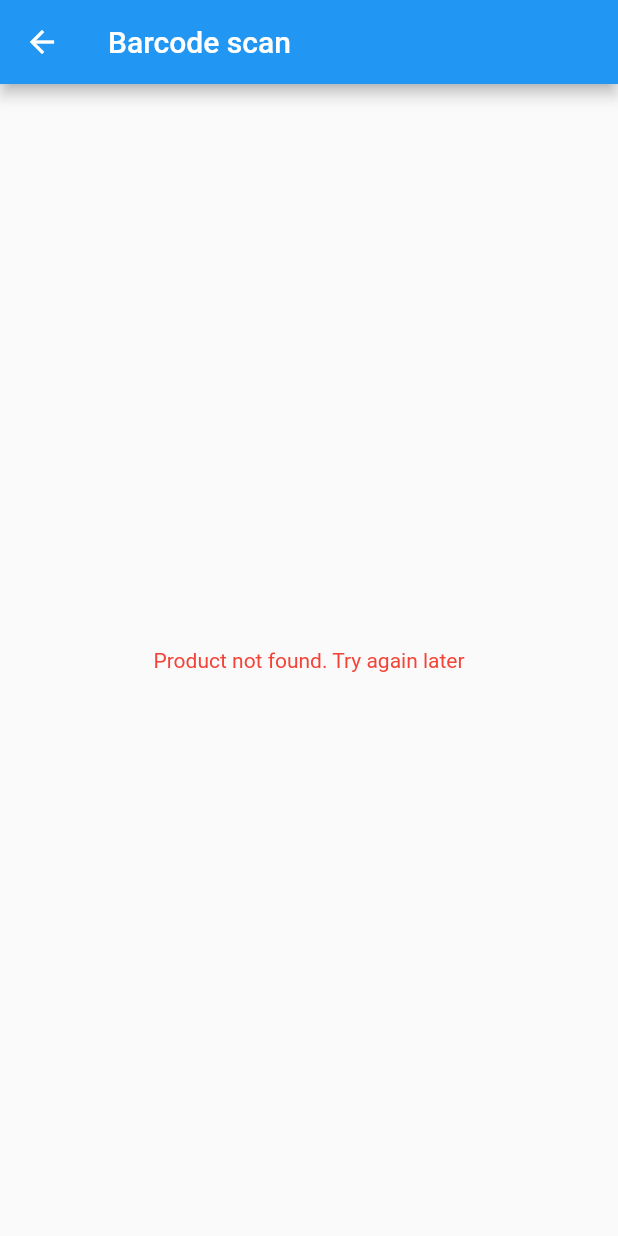
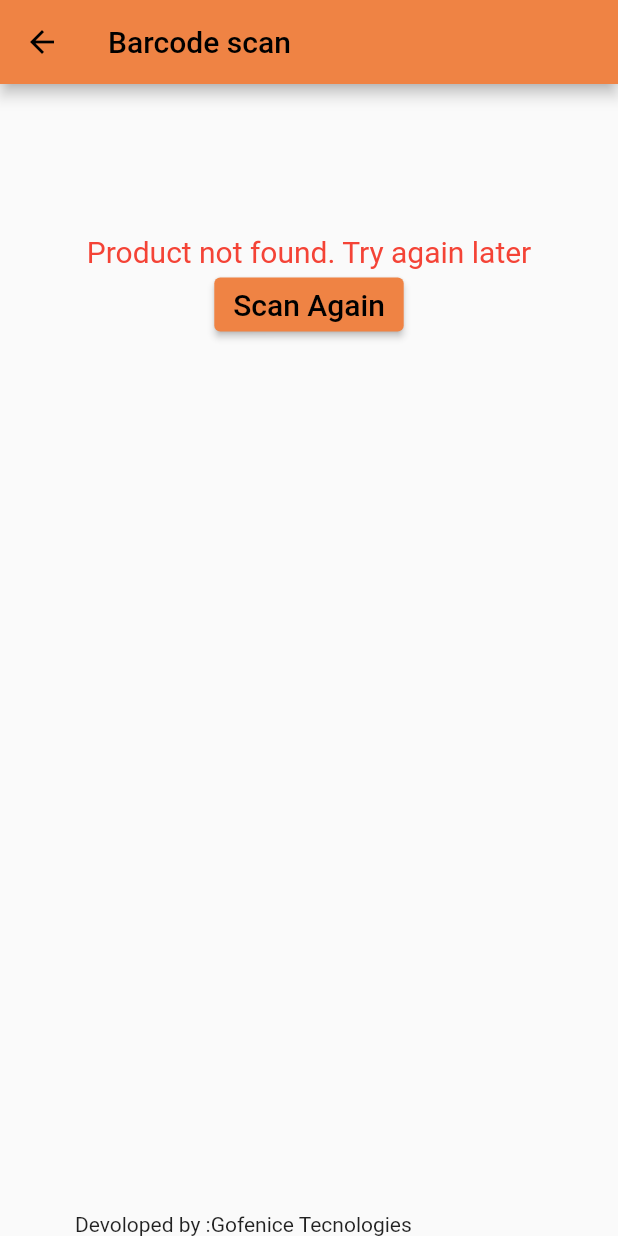
Before and after one commit to shiffinjthomas/presta_barcode_reader, a Flutter app: the Product screen opened directly with empty values, on a phone screen of 412 x 824 dp. Run offline on Flutter 3.47's test engine with Material 2 defaults, Android fonts, the light colour scheme and no system bars; drawn by our look-alikes of delayed_display; missing offline and left inert: flutter_barcode_scanner; Roboto replaces fonts that are missing (Arial).

Commit message:
fontsize incresed

```diff
--- a/lib/main.dart
+++ b/lib/main.dart
@@ -50,12 +50,38 @@ class _MyAppState extends State<MyApp> {
     });
   }
 
+  static const MaterialColor primaryBlack = MaterialColor(
+    _blackPrimaryValue,
+    <int, Color>{
+      50: Color(0xFFEF8344),
+      100: Color(0xFFEF8344),
+      200: Color(0xFFEF8344),
+      300: Color(0xFFEF8344),
+      400: Color(0xFFEF8344),
+      500: Color(_blackPrimaryValue),
+      600: Color(0xFFEF8344),
+      700: Color(0xFFEF8344),
+      800: Color(0xFFEF8344),
+      900: Color(0xFFEF8344),
+    },
+  );
+  static const int _blackPrimaryValue = 0xFFEF8344;
   @override
   Widget build(BuildContext context) {
     return MaterialApp(
         debugShowCheckedModeBanner: false,
+        theme: ThemeData(
+            primarySwatch: primaryBlack,
+            fontFamily: "Arial",
+            textTheme: const TextTheme(
+              button: TextStyle(color: Colors.white, fontSize: 20.0),
+            )),
         home: Scaffold(
             appBar: AppBar(title: const Text('Barcode scan')),
+            bottomNavigationBar: const Padding(
+              padding: EdgeInsets.only(left: 50.0, right: 50.0),
+              child: Text('Devoloped by :Gofenice Tecnologies'),
+            ),
             body: Builder(builder: (BuildContext context) {
               return Container(
                   alignment: Alignment.center,
@@ -81,7 +107,7 @@ class _MyAppState extends State<MyApp> {
                                 }
                               }
                             },
-                            child: Text('Start barcode scan')),
+                            child: Text('Scan')),
                       ]));
             })));
   }
--- a/lib/product.dart
+++ b/lib/product.dart
@@ -1,7 +1,8 @@
-// ignore_for_file: prefer_const_constructors
+// ignore_for_file: prefer_const_constructors, unnecessary_new
 
 import 'package:flutter/cupertino.dart';
 import 'package:flutter/material.dart';
+import 'package:flutter/services.dart';
 import 'dart:async';
 import 'dart:convert';
 import 'dart:io';
@@ -10,6 +11,7 @@ import 'package:http/http.dart' as http;
 import 'main.dart';
 //import 'package:async/async.dart';
 import 'package:delayed_display/delayed_display.dart';
+import 'package:flutter_barcode_scanner/flutter_barcode_scanner.dart';
 
 class Product extends StatefulWidget {
   final url;
@@ -27,6 +29,8 @@ class _ProductState extends State<Product> {
   // ignore: prefer_typing_uninitialized_variables
   late final _url;
   var connectionStatus = false;
+  String _scanBarcode = 'Unknown';
+  bool result = false;
   _ProductState(this._url);
   final GlobalKey<ScaffoldState> _scaffoldKey = GlobalKey<ScaffoldState>();
   TextEditingController nameController = TextEditingController();
@@ -41,6 +45,35 @@ class _ProductState extends State<Product> {
   // final _key = "ws_key=4PD3IN6G9WT6TYE67J54F7SCIF99MFC1";
   final _site = "https://trendz.gofenice.in/api";
   final _key = "ws_key=QCZIYHRUY39FQZU1MSNSM76QLX1RRIFP	";
+
+  // Platform messages are asynchronous, so we initialize in an async method.
+  Future<void> scanBarcodeNormal() async {
+    String barcodeScanRes = 'Unknown';
+
+    // Platform messages may fail, so we use a try/catch PlatformException.
+    try {
+      barcodeScanRes = await FlutterBarcodeScanner.scanBarcode(
+          '#ff6666', 'Cancel', true, ScanMode.BARCODE);
+    } on PlatformException {
+      barcodeScanRes = 'Failed to get platform version.';
+    }
+
+    // If the widget was removed from the tree while the asynchronous platform
+    // message was in flight, we want to discard the reply rather than calling
+    // setState to update our non-existent appearance.
+    if (!mounted) return;
+
+    setState(() {
+      _scanBarcode = barcodeScanRes;
+      if (_scanBarcode != 'Failed to get platform version.' ||
+          _scanBarcode != 'Unknown') {
+        result = true;
+      } else {
+        result = false;
+      }
+    });
+  }
+
   Future check() async {
     try {
       if (_url.length == 8 || _url.length == 13) {
@@ -79,6 +112,10 @@ class _ProductState extends State<Product> {
     return Scaffold(
         key: _scaffoldKey,
         appBar: AppBar(title: const Text('Barcode scan')),
+        bottomNavigationBar: Padding(
+          padding: const EdgeInsets.only(left: 50.0, right: 50.0),
+          child: Text('Devoloped by :Gofenice Tecnologies'),
+        ),
         body: FutureBuilder(
             future: check(), // a previously-obtained Future or null
             builder: (BuildContext context, AsyncSnapshot<dynamic> snapshot) {
@@ -89,7 +126,24 @@ class _ProductState extends State<Product> {
                     child: ListView(
                   padding: const EdgeInsets.all(8),
                   children: <Widget>[
+                    Flexible(
+                      child: new Container(
+                        padding: new EdgeInsets.only(right: 13.0),
+                        child: new Text(
+                          '${snapshot.data['products'][0]['name'].toString()}',
+                          overflow: TextOverflow.fade,
+                          style: new TextStyle(
+                            fontSize: 18.0,
+                            fontWeight: FontWeight.bold,
+                          ),
+                        ),
+                      ),
+                    ),
                     TextField(
+                        style: new TextStyle(
+                          fontSize: 18.0,
+                          fontWeight: FontWeight.bold,
+                        ),
                         controller: nameController,
                         decoration: InputDecoration(
                             labelText:
@@ -98,7 +152,11 @@ class _ProductState extends State<Product> {
                                 .toString())),
                     Row(
                       children: [
-                        Text('Active'),
+                        Text('Active',
+                            style: new TextStyle(
+                              fontSize: 18.0,
+                              fontWeight: FontWeight.bold,
+                            )),
                         Switch(
                           value: _switchValue,
                           onChanged: (value) {
@@ -130,12 +188,20 @@ class _ProductState extends State<Product> {
                     //             "Active :${snapshot.data['products'][0]['active'].toString()}",
                     //         hintText: "Active")),
                     TextField(
+                        style: new TextStyle(
+                          fontSize: 18.0,
+                          fontWeight: FontWeight.bold,
+                        ),
                         controller: referencenumberController,
                         decoration: InputDecoration(
                             labelText:
                                 "Reference :${snapshot.data['products'][0]['reference'].toString()}",
                             hintText: "Reference")),
                     TextField(
+                        style: new TextStyle(
+                          fontSize: 18.0,
+                          fontWeight: FontWeight.bold,
+                        ),
                         controller: qtyonhandController,
                         keyboardType: TextInputType.number,
                         decoration: InputDecoration(
@@ -143,6 +209,10 @@ class _ProductState extends State<Product> {
                                 "Quantity :${snapshot.data['stock']['quantity'].toString()}",
                             hintText: "Quantity")),
                     TextField(
+                        style: new TextStyle(
+                          fontSize: 18.0,
+                          fontWeight: FontWeight.bold,
+                        ),
                         controller: priceController,
                         keyboardType: TextInputType.number,
                         decoration: InputDecoration(
@@ -150,6 +220,10 @@ class _ProductState extends State<Product> {
                                 "Price :${snapshot.data['products'][0]['price'].toString()}",
                             hintText: "Price")),
                     TextField(
+                        style: new TextStyle(
+                          fontSize: 18.0,
+                          fontWeight: FontWeight.bold,
+                        ),
                         controller: locationController,
                         decoration: InputDecoration(
                             labelText:
@@ -242,7 +316,11 @@ class _ProductState extends State<Product> {
                                 context, 'Cannot Update Product Try Again');
                           }
                         },
-                        child: Text('Submit Data')),
+                        child: Text('Submit Data',
+                            style: new TextStyle(
+                              fontSize: 18.0,
+                              fontWeight: FontWeight.bold,
+                            ))),
                   ],
                 ));
               } else {
@@ -251,10 +329,34 @@ class _ProductState extends State<Product> {
                     child: Center(
                   child: DelayedDisplay(
                     delay: Duration(seconds: 5),
-                    child: Text(
-                      "Product not found. Try again later",
-                      style: TextStyle(
-                        color: Colors.red,
+                    child: Container(
+                      padding: new EdgeInsets.only(top: 100),
+                      child: Column(
+                        children: [
+                          Text(
+                            "Product not found. Try again later",
+                            style: TextStyle(color: Colors.red, fontSize: 20.0),
+                          ),
+                          ElevatedButton(
+                            onPressed: () async {
+                              await scanBarcodeNormal();
+                              // print(_scanBarcode);
+                              if (result) {
+                                if (_scanBarcode != '' ||
+                                    _scanBarcode !=
+                                        'Failed to get platform version.' ||
+                                    _scanBarcode != 'Unknown') {
+                                  Navigator.push(
+                                      context,
+                                      MaterialPageRoute(
+                                          builder: (context) =>
+                                              Product(_scanBarcode)));
+                                }
+                              }
+                            },
+                            child: Text('Scan Again'),
+                          ),
+                        ],
                       ),
                     ),
                   ),
--- a/pubspec.yaml
+++ b/pubspec.yaml
@@ -38,6 +38,7 @@ dependencies:
   http: ^0.13.4
   xml: ^5.3.1
   delayed_display: ^2.0.0
+
 
 dev_dependencies:
   flutter_test:
```
